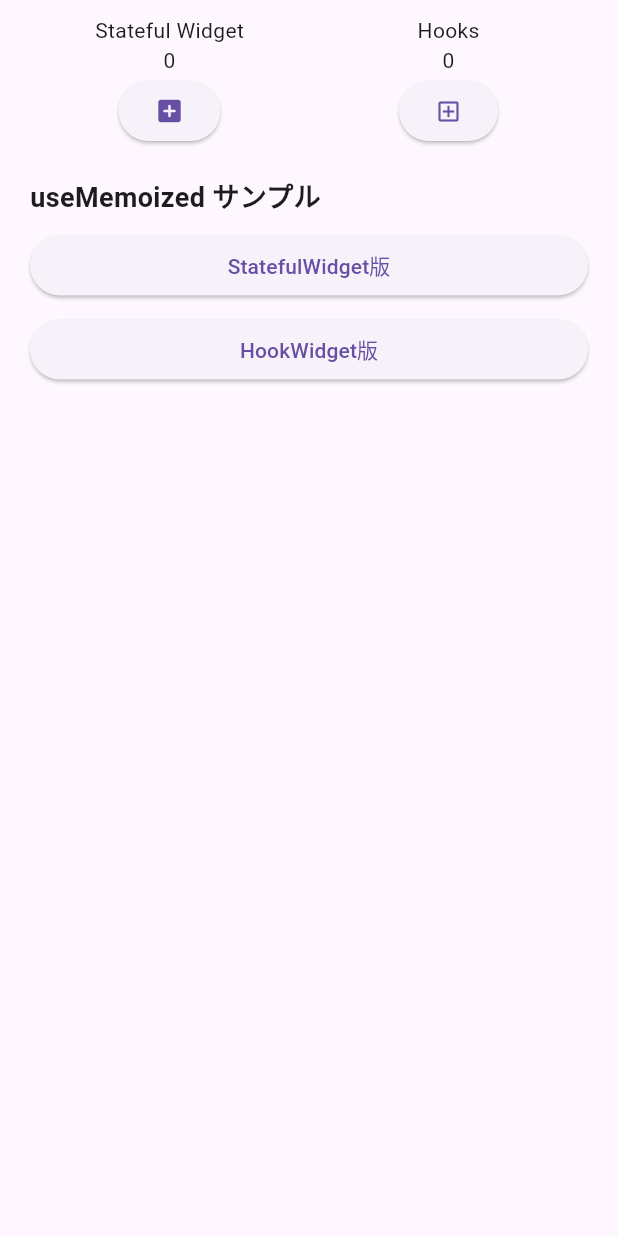
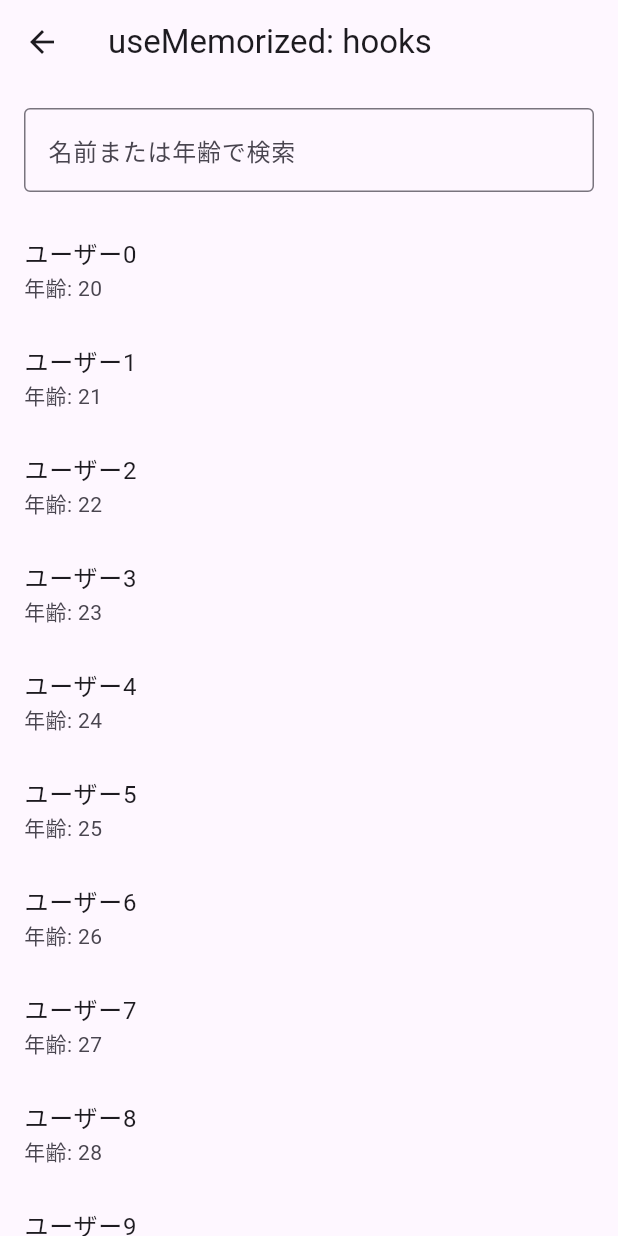
Before and after one commit to yukimiyake0607/flutter_hooks_sample, a Flutter app: the screen it shows after launch, after a tap on "HookWidget版", on a phone screen of 412 x 824 dp. Run offline on Flutter 3.47's test engine with Material 3 defaults, Android fonts, the phone set to English and light mode, and no system bars; our stand-ins replace flutter_hooks, hooks_riverpod.

Commit message:
add: userMemorized

```diff
--- /dev/null
+++ b/lib/src/feature/memorized/memorized_hooks.dart
@@ -0,0 +1,56 @@
+import 'package:flutter/material.dart';
+import 'package:flutter_hooks/flutter_hooks.dart';
+import 'package:flutter_hooks_sample/src/feature/memorized/user_list.dart';
+import 'package:hooks_riverpod/hooks_riverpod.dart';
+
+class MemorizedHooks extends HookConsumerWidget {
+  const MemorizedHooks({super.key});
+
+  @override
+  Widget build(BuildContext context, WidgetRef ref) {
+    final allUsers = ref.watch(userListProvider);
+    final searchText = useState('');
+
+    final filteredUsers = useMemoized(() {
+      debugPrint('Hooks: フィルタリング実行');
+      if (searchText.value.isEmpty) return allUsers;
+
+      return allUsers.where((user) {
+        return user.name.contains(searchText.value) ||
+            user.age.toString().contains(searchText.value);
+      }).toList();
+    }, [searchText.value]);
+
+    return Scaffold(
+      appBar: AppBar(title: Text('useMemorized: hooks')),
+      body: Column(
+        children: [
+          Padding(
+            padding: const EdgeInsets.all(16.0),
+            child: TextField(
+              decoration: const InputDecoration(
+                hintText: '名前または年齢で検索',
+                border: OutlineInputBorder(),
+              ),
+              onChanged: (value) {
+                searchText.value = value; // ★ 値が変わるとuseMemoizedが再計算
+              },
+            ),
+          ),
+          Expanded(
+            child: ListView.builder(
+              itemCount: filteredUsers.length,
+              itemBuilder: (context, index) {
+                final user = filteredUsers[index];
+                return ListTile(
+                  title: Text(user.name),
+                  subtitle: Text('年齢: ${user.age}'),
+                );
+              },
+            ),
+          ),
+        ],
+      ),
+    );
+  }
+}
--- a/lib/src/feature/memorized/memorized_menu_buttons.dart
+++ b/lib/src/feature/memorized/memorized_menu_buttons.dart
@@ -1,5 +1,6 @@
 import 'package:flutter/material.dart';
 import 'package:flutter_hooks_sample/src/feature/memorized/memorized.dart';
+import 'package:flutter_hooks_sample/src/feature/memorized/memorized_hooks.dart';
 
 class MemorizedMenuButtons extends StatelessWidget {
   const MemorizedMenuButtons({super.key});
@@ -26,10 +27,10 @@ class MemorizedMenuButtons extends StatelessWidget {
         const SizedBox(height: 8),
         ElevatedButton(
           onPressed: () {
-            // Navigator.push(
-            //   context,
-            //   // MaterialPageRoute(builder: (_) => const UserSearchHooks()),
-            // );
+            Navigator.push(
+              context,
+              MaterialPageRoute(builder: (_) => const MemorizedHooks()),
+            );
           },
           child: const Text('HookWidget版'),
         ),
```
